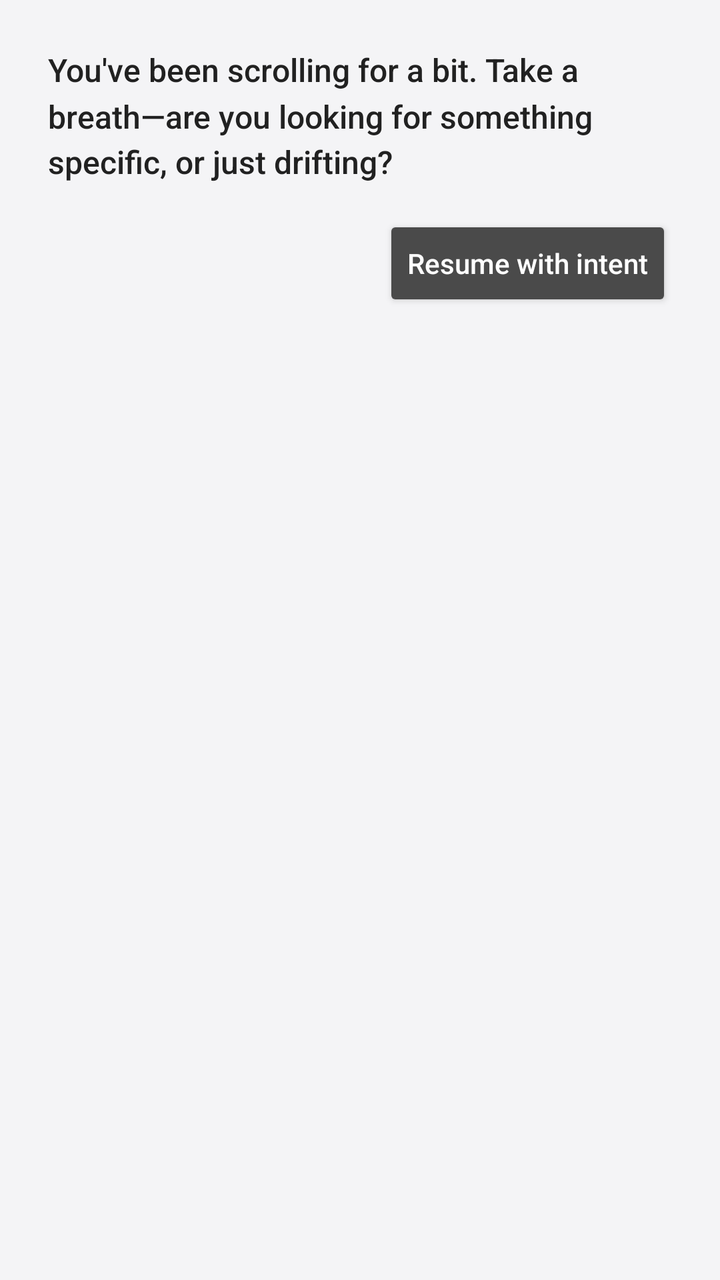
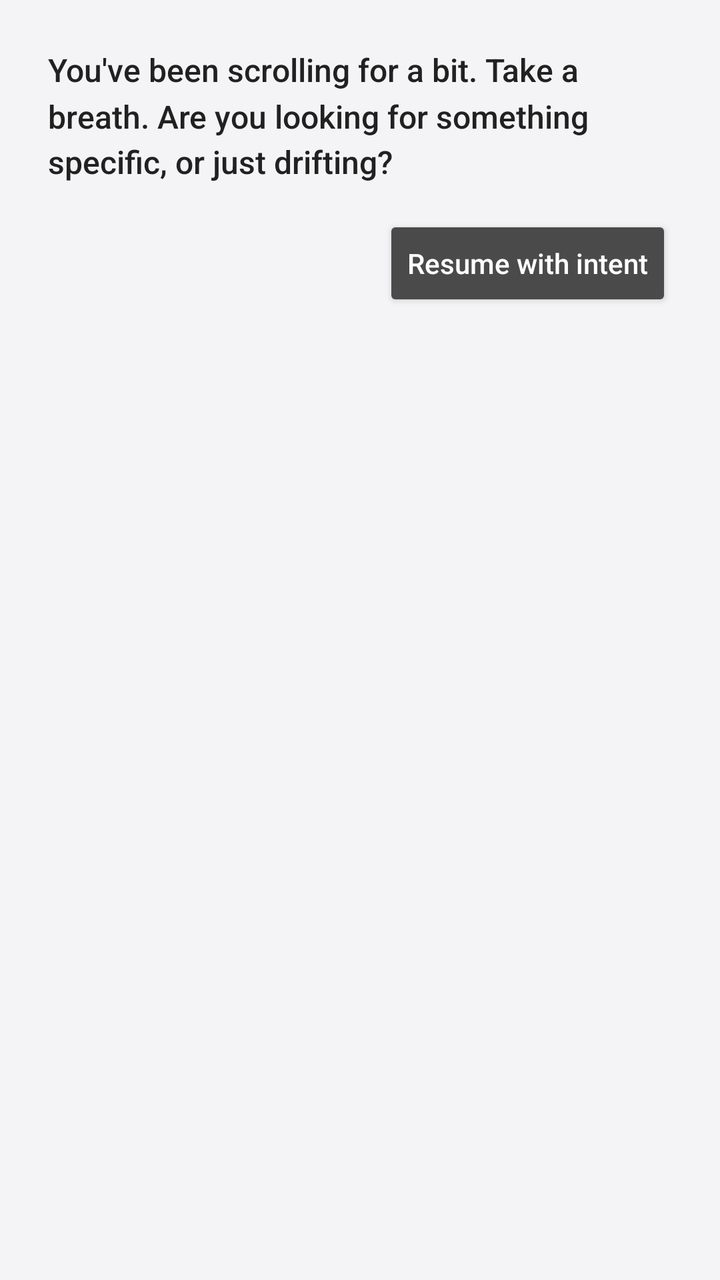

Two renders of the same Android screen: before a commit and after it. Below are the layout's source before the change and the commit's diff.
<!-- AndroidManifest.xml: application theme Theme.AppCompat -->
<!-- res/layout/overlay_mindful_friction.xml -->
<?xml version="1.0" encoding="utf-8" ?>
<LinearLayout
    xmlns:android="http://schemas.android.com/apk/res/android"
    android:layout_width="match_parent"
    android:layout_height="wrap_content"
    android:background="#F4F4F6"
    android:elevation="12dp"
    android:orientation="vertical"
    android:padding="24dp"
>

    <TextView
        android:id="@+id/promptTextView"
        android:layout_width="match_parent"
        android:layout_height="wrap_content"
        android:text="You've been scrolling for a bit. Take a breath—are you looking for something specific, or just drifting?"
        android:textColor="#212121"
        android:textSize="16sp"
        android:fontFamily="sans-serif-medium"
        android:lineSpacingMultiplier="1.2"
    />

    <Button
        android:id="@+id/dismissButton"
        android:layout_width="wrap_content"
        android:layout_height="wrap_content"
        android:layout_gravity="end"
        android:layout_marginTop="16dp"
        android:text="Resume with intent"
        android:textColor="#FFFFFF"
        android:backgroundTint="#4A4A4A"
        android:textAllCaps="false"
    />
</LinearLayout>
<!-- resources referenced by this layout -->
<resources>

</resources>

<!-- the commit's change to res/layout/overlay_mindful_friction.xml (unified diff, before → after) -->
@@ -13,7 +13,7 @@
         android:id="@+id/promptTextView"
         android:layout_width="match_parent"
         android:layout_height="wrap_content"
-        android:text="You've been scrolling for a bit. Take a breath—are you looking for something specific, or just drifting?"
+        android:text="You've been scrolling for a bit. Take a breath. Are you looking for something specific, or just drifting?"
         android:textColor="#212121"
         android:textSize="16sp"
         android:fontFamily="sans-serif-medium"
